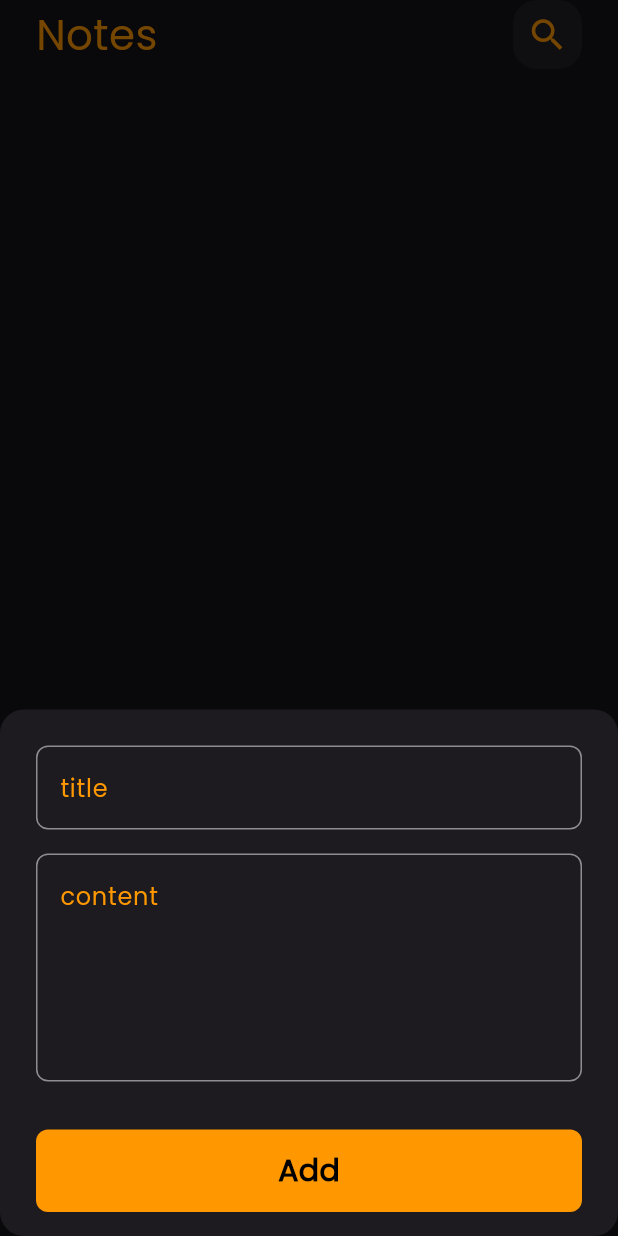
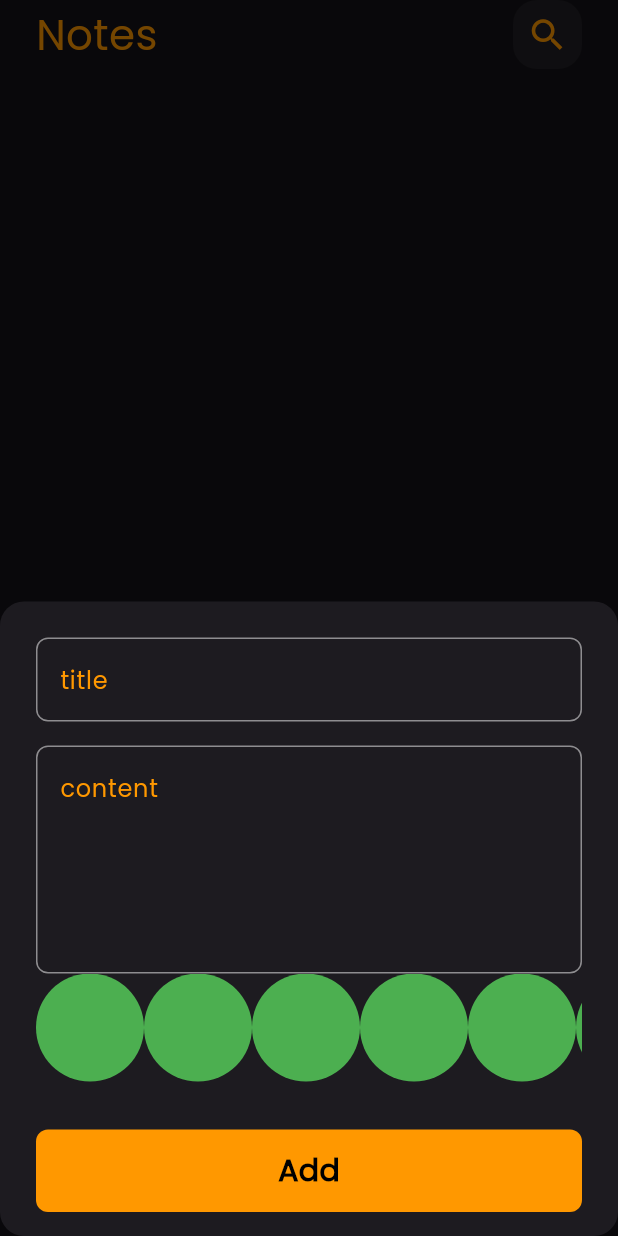
Before and after one commit to ahmedhussien12/notes_app, a Flutter app: the screen it shows after launch, after a tap on the "add" icon, on a phone screen of 412 x 824 dp. Run offline on Flutter 3.47's test engine with Material 3 defaults, Android fonts, the phone set to English and light mode, and no system bars; our stand-ins replace flutter_bloc, font_awesome_flutter, hive, hive_flutter; accounts and stored records are empty; generated files the repository leaves out were written again.

Commit message:
create color list view part one

```diff
--- a/lib/cubits/read_notes_cubit/read_notes_cubit.dart
+++ b/lib/cubits/read_notes_cubit/read_notes_cubit.dart
@@ -1,6 +1,6 @@
-import 'package:bloc/bloc.dart';
+import 'package:flutter/material.dart';
+import 'package:flutter_bloc/flutter_bloc.dart';
 import 'package:hive_flutter/hive_flutter.dart';
-import 'package:meta/meta.dart';
 
 import '../../constants/constants.dart';
 import '../../model/note_model.dart';
--- a/lib/widgets/add_note_form.dart
+++ b/lib/widgets/add_note_form.dart
@@ -4,6 +4,7 @@ import 'package:intl/intl.dart';
 import 'package:note_app/model/note_model.dart';
 
 import '../cubits/add_note_cubit/add_note_cubit.dart';
+import 'colors_list_view.dart';
 import 'custom_button.dart';
 import 'custom_text_field.dart';
 
@@ -42,6 +43,7 @@ class _AddNoteFormState extends State<AddNoteForm> {
               content = value!;
             },
           ),
+          const ColorsListView(),
           const SizedBox(height: 32),
           BlocBuilder<AddNoteCubit, AddNoteState>(
             builder: (context, state) {
--- /dev/null
+++ b/lib/widgets/colors_list_view.dart
@@ -0,0 +1,31 @@
+import 'package:flutter/material.dart';
+
+class ColorItem extends StatelessWidget {
+  const ColorItem({super.key});
+
+  @override
+  Widget build(BuildContext context) {
+    return const CircleAvatar(
+      radius: 36,
+      backgroundColor: Colors.green,
+    );
+  }
+}
+
+class ColorsListView extends StatelessWidget {
+  const ColorsListView({super.key});
+
+  @override
+  Widget build(BuildContext context) {
+    return SizedBox(
+      height: 36 * 2,
+      child: ListView.builder(
+        scrollDirection: Axis.horizontal,
+        itemBuilder: (context, index) {
+          return const ColorItem();
+        },
+        itemCount: 10,
+      ),
+    );
+  }
+}
--- a/lib/widgets/notes_list_view.dart
+++ b/lib/widgets/notes_list_view.dart
@@ -14,6 +14,14 @@ class NotesListView extends StatelessWidget {
       builder: (context, state) {
         List<NoteModel> notes =
             BlocProvider.of<ReadNotesCubit>(context).notes ?? [];
+        if (notes.isEmpty) {
+          return const Center(
+            child: Text(
+              'No notes found.',
+              style: TextStyle(fontSize: 20, color: Colors.orange),
+            ),
+          );
+        } else {
           return Padding(
             padding: const EdgeInsets.only(bottom: 16),
             child: ListView.builder(
@@ -27,6 +35,7 @@ class NotesListView extends StatelessWidget {
               ),
             ),
           );
+        }
       },
     );
   }
--- a/lib/widgets/search_results_list.dart
+++ b/lib/widgets/search_results_list.dart
@@ -14,7 +14,12 @@ class SearchResultsList extends StatelessWidget {
         if (state is ReadNotesSuccess) {
           final notes = state.notes;
           if (notes.isEmpty) {
-            return const Center(child: Text('No results found.'));
+            return const Center(
+              child: Text(
+                'No results found.',
+                style: TextStyle(fontSize: 20, color: Colors.orange),
+              ),
+            );
           }
           return ListView.builder(
             itemCount: notes.length,
```
Lines whose indentation alone changed are shown as unchanged.
